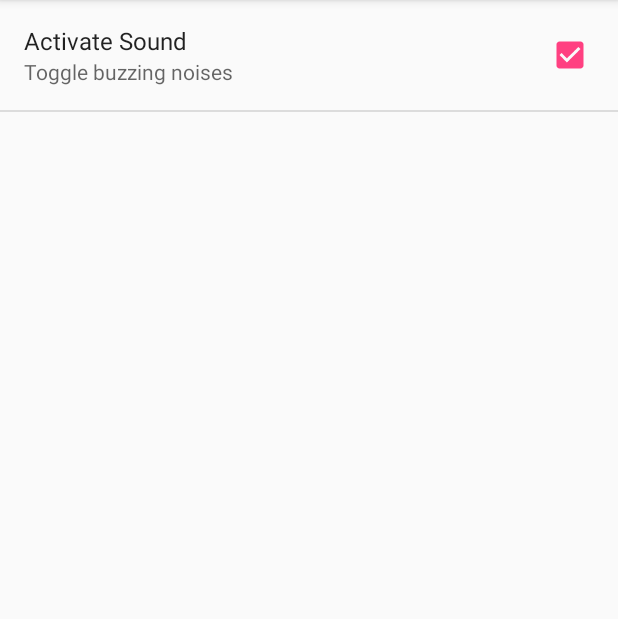
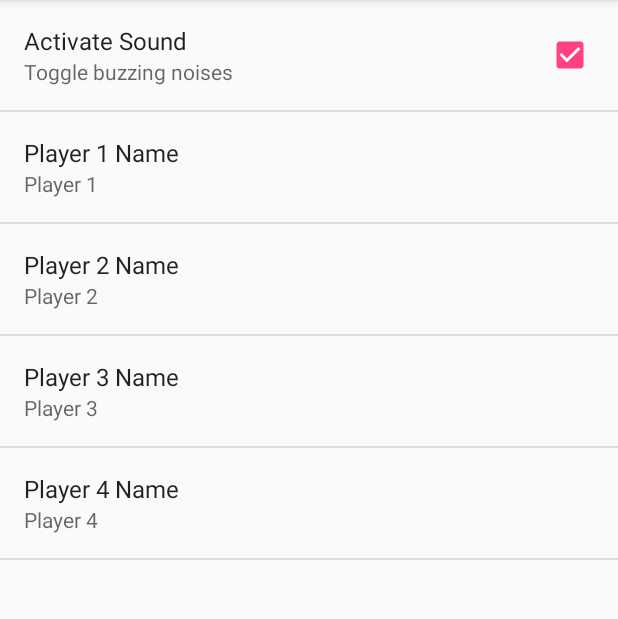
Before and after one commit to cyanophycean314-zz/phone-buzzer, an Android app: the screen it shows after launch (SettingsActivity), in the options menu, after a tap on "Settings", on a phone screen of 412 x 824 dp, the part 84-703 px from its top. Run offline under Robolectric (Android 15) with nearby library versions, the phone set to English and light mode, and no system bars.

Commit message:
Name changing settings added

```diff
--- a/BuzzerSystem/app/src/main/java/com/example/kevin/buzzersystem/BuzzerActivity.java
+++ b/BuzzerSystem/app/src/main/java/com/example/kevin/buzzersystem/BuzzerActivity.java
@@ -18,6 +18,9 @@ import android.view.View;
 import android.view.Menu;
 import android.view.MenuItem;
 import android.widget.ImageView;
+import android.widget.TextView;
+
+import org.w3c.dom.Text;
 
 import java.lang.reflect.Array;
 import java.util.ArrayList;
@@ -25,9 +28,11 @@ import java.util.Arrays;
 import java.util.List;
 
 public class BuzzerActivity extends AppCompatActivity {
-    List<ImageView> buttons = new ArrayList<ImageView>();
+    List<View> buttons = new ArrayList<View>();
+    List<View> titles = new ArrayList<>();
     boolean lockout = false;
     MediaPlayer mp;
+    boolean soundon;
 
     @Override
     protected void onCreate(Bundle savedInstanceState) {
@@ -35,10 +40,13 @@ public class BuzzerActivity extends AppCompatActivity {
         setContentView(R.layout.activity_buzzer);
         Toolbar toolbar = (Toolbar) findViewById(R.id.toolbar);
         setSupportActionBar(toolbar);
-        buttons = Arrays.asList((ImageView) findViewById(R.id.button1), (ImageView) findViewById((R.id.button2)), (ImageView) findViewById(R.id.button3), (ImageView) findViewById(R.id.button4));
+        buttons = Arrays.asList(findViewById(R.id.button1), findViewById((R.id.button2)), findViewById(R.id.button3), findViewById(R.id.button4));
+        titles = Arrays.asList(findViewById(R.id.player1title), findViewById(R.id.player2title), findViewById(R.id.player3title), findViewById(R.id.player4title));
 
         setVolumeControlStream(AudioManager.STREAM_MUSIC);
         mp = MediaPlayer.create(getApplicationContext(), R.raw.buzzer);
+
+        onResume();
     }
 
     public void pushed(View view) {
@@ -47,17 +55,32 @@ public class BuzzerActivity extends AppCompatActivity {
             ImageView imageview = (ImageView) view;
             imageview.setImageResource(R.drawable.pressed);
             lockout = true;
-            if (sharedPref.getBoolean("sound",true)) {
+            if (soundon) {
                 mp.start();
             }
         }
     }
 
     public void clear(View view) {
-        for (ImageView imageview : buttons) {
+        for (View iview : buttons) {
+            ImageView imageview = (ImageView) iview;
             imageview.setImageResource(R.drawable.unpressed);
         }
         lockout = false;
+    }
+
+    @Override
+    public void onResume() {
+        super.onResume();
+
+        //Load settings
+        SharedPreferences sharedPref = PreferenceManager.getDefaultSharedPreferences(this);
+        soundon = sharedPref.getBoolean("sound",true);
+
+        for (int i = 0; i < titles.size(); i++) {
+            TextView title = (TextView) titles.get(i);
+            title.setText(sharedPref.getString("p" + (i + 1) + "name","Dank bro " + (i + 1)));
+        }
     }
 
     @Override
--- a/BuzzerSystem/app/src/main/java/com/example/kevin/buzzersystem/SettingsFragment.java
+++ b/BuzzerSystem/app/src/main/java/com/example/kevin/buzzersystem/SettingsFragment.java
@@ -1,13 +1,23 @@
 package com.example.kevin.buzzersystem;
 
 import android.app.Activity;
+import android.content.Context;
+import android.content.SharedPreferences;
 import android.net.Uri;
 import android.os.Bundle;
 import android.app.Fragment;
+import android.preference.CheckBoxPreference;
+import android.preference.EditTextPreference;
+import android.preference.ListPreference;
+import android.preference.Preference;
 import android.preference.PreferenceFragment;
+import android.preference.PreferenceGroup;
+import android.preference.PreferenceManager;
+import android.util.Log;
 import android.view.LayoutInflater;
 import android.view.View;
 import android.view.ViewGroup;
+import android.widget.EditText;
 
 
 /**
@@ -18,46 +28,46 @@ import android.view.ViewGroup;
  * Use the {@link SettingsFragment#newInstance} factory method to
  * create an instance of this fragment.
  */
-public class SettingsFragment extends PreferenceFragment {
+public class SettingsFragment extends PreferenceFragment implements SharedPreferences.OnSharedPreferenceChangeListener {
 
     private OnFragmentInteractionListener mListener;
-
-    /**
-     * Use this factory method to create a new instance of
-     * this fragment using the provided parameters.
-     *
-     * @return A new instance of fragment SettingsFragment.
-     */
-    // TODO: Rename and change types and number of parameters
-    public static SettingsFragment newInstance() {
-        SettingsFragment fragment = new SettingsFragment();
-        Bundle args = new Bundle();
-        fragment.setArguments(args);
-        return fragment;
-    }
 
     public SettingsFragment() {
         // Required empty public constructor
     }
 
-    @Override
     public void onCreate(Bundle savedInstanceState) {
         super.onCreate(savedInstanceState);
         addPreferencesFromResource(R.xml.preferences);
+        getPreferenceScreen().getSharedPreferences().registerOnSharedPreferenceChangeListener(this);
+        initSummary(getPreferenceScreen());
+    }
+
+    public void initSummary(PreferenceGroup p) {
+        //Start up all the summary values with the right values
+        for (int i = 0; i < p.getPreferenceCount(); i++) {
+            if (p.getPreference(i) instanceof EditTextPreference) {
+                EditTextPreference etp = (EditTextPreference) p.getPreference(i);
+                etp.setSummary(etp.getText());
+            }
+        }
     }
 
     @Override
+    public void onSharedPreferenceChanged(SharedPreferences sharedPreferences, String key) {
+        Log.d("asdf", "PREFERENCE HAS CHANGED");
+        Preference pref = findPreference(key);
+
+        if (pref instanceof EditTextPreference) {
+            EditTextPreference listPref = (EditTextPreference) pref;
+            pref.setSummary(listPref.getText());
+        }
+    }
+
     public View onCreateView(LayoutInflater inflater, ViewGroup container,
                              Bundle savedInstanceState) {
         // Inflate the layout for this fragment
         return inflater.inflate(R.layout.fragment_settings, container, false);
-    }
-
-    // TODO: Rename method, update argument and hook method into UI event
-    public void onButtonPressed(Uri uri) {
-        if (mListener != null) {
-            mListener.onFragmentInteraction(uri);
-        }
     }
 
     @Override
--- a/BuzzerSystem/app/src/main/res/xml/preferences.xml
+++ b/BuzzerSystem/app/src/main/res/xml/preferences.xml
@@ -7,5 +7,29 @@
         android:summary="Toggle buzzing noises"
         android:defaultValue="true"
         />
+    <EditTextPreference
+        android:key="p1name"
+        android:title="Player 1 Name"
+        android:summary="%s"
+        android:defaultValue="Player 1"
+        />
+    <EditTextPreference
+        android:key="p2name"
+        android:title="Player 2 Name"
+        android:summary="%s"
+        android:defaultValue="Player 2"
+        />
+    <EditTextPreference
+        android:key="p3name"
+        android:title="Player 3 Name"
+        android:summary="%s"
+        android:defaultValue="Player 3"
+        />
+    <EditTextPreference
+        android:key="p4name"
+        android:title="Player 4 Name"
+        android:summary="%s"
+        android:defaultValue="Player 4"
+        />
 
 </PreferenceScreen>
```
Also changed, not shown: BuzzerSystem/app/src/main/res/layout-land/content_buzzer.xml (+8 -4 lines), BuzzerSystem/app/src/main/res/layout/content_buzzer.xml (+8 -4 lines).
